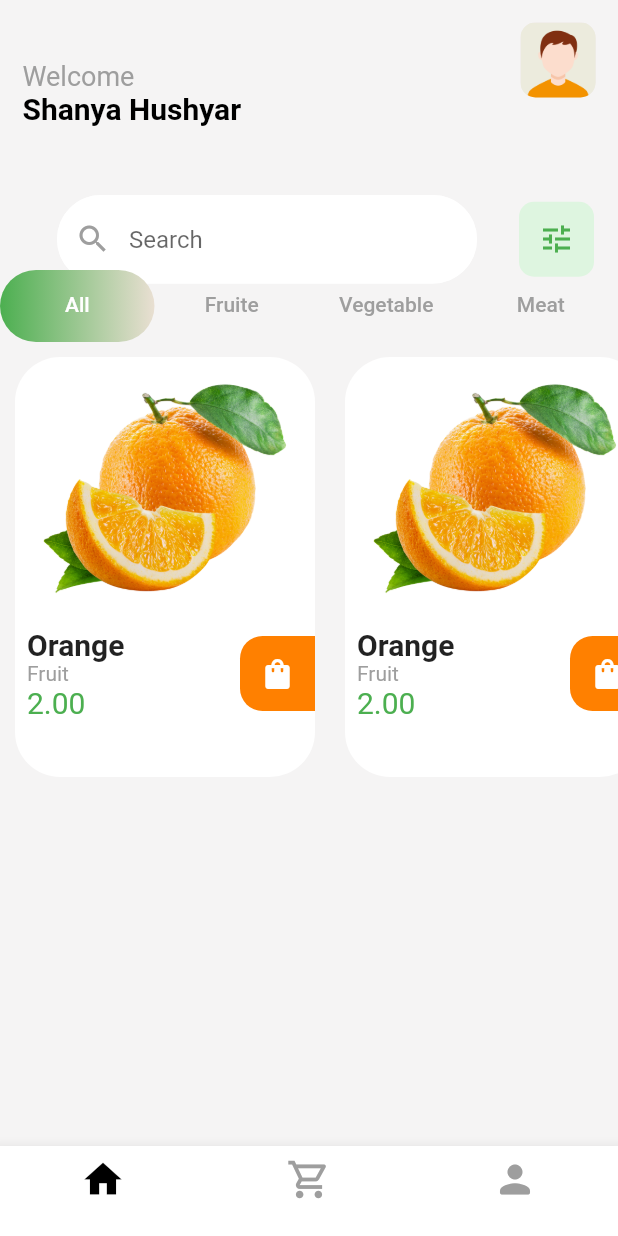
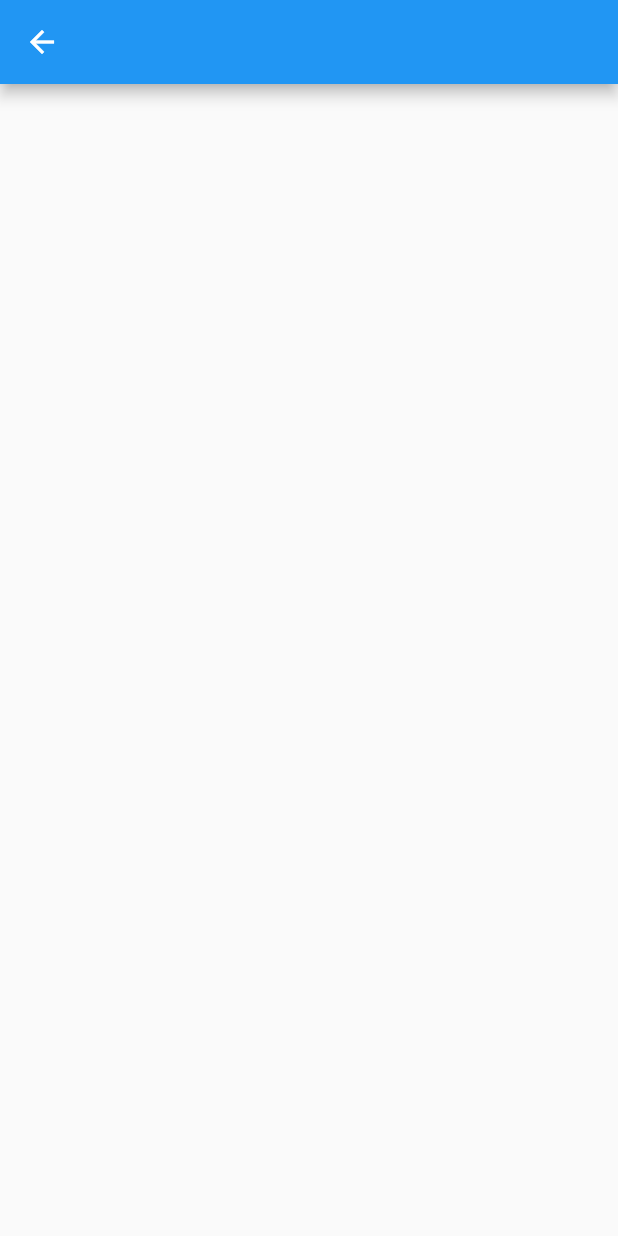
Before and after one commit to mohammedmansur/Grocery-App, a Flutter app: the screen it shows after launch, after a tap on the "shopping bag" icon, on a phone screen of 412 x 824 dp. Run offline on Flutter 3.47's test engine with Material 2 defaults, Android fonts, the phone set to English and light mode, and no system bars; our stand-ins replace lottie.

Commit message:
some change

```diff
--- a/lib/All_item.dart
+++ /dev/null
@@ -1,23 +0,0 @@
-import 'package:flutter/material.dart';
-import 'package:flutter/src/widgets/container.dart';
-import 'package:flutter/src/widgets/framework.dart';
-import 'package:grocery/card.dart';
-
-class All extends StatelessWidget {
-  const All({super.key});
-
-  @override
-  Widget build(BuildContext context) {
-    return ListView.builder(
-      scrollDirection: Axis.horizontal,
-      itemCount: 5,
-      itemBuilder: (context, index) {
-        return ProductCard(
-          Pname: 'Orange',
-          category: 'Fruit',
-          price: '2.00',
-        );
-      },
-    );
-  }
-}
--- a/lib/card.dart
+++ /dev/null
@@ -1,116 +0,0 @@
-import 'package:flutter/material.dart';
-import 'package:flutter/src/widgets/container.dart';
-import 'package:flutter/src/widgets/framework.dart';
-import 'package:grocery/Home.dart';
-
-class ProductCard extends StatelessWidget {
-  // final AssetImage image;
-  final String Pname;
-  final String category;
-  final String price;
-  ProductCard(
-      {super.key,
-      // required this.image,
-      required this.Pname,
-      required this.category,
-      required this.price});
-
-  @override
-  Widget build(BuildContext context) {
-    return GestureDetector(
-      onTap: () {
-        Navigator.push(
-            context,
-            MaterialPageRoute(
-              builder: (context) => Home(),
-            ));
-      },
-      child: Container(
-        color: Color.fromARGB(255, 245, 244, 244),
-        child: Padding(
-          padding: const EdgeInsets.all(10.0),
-          child: Column(
-            children: [
-              Container(
-                height: 280,
-                width: 200,
-                decoration: BoxDecoration(
-                    color: Colors.white,
-                    borderRadius: BorderRadius.circular(30)),
-                child: Column(
-                  crossAxisAlignment: CrossAxisAlignment.start,
-                  children: [
-                    Padding(
-                      padding: const EdgeInsets.all(10.0),
-                      child: Container(
-                        decoration: const BoxDecoration(
-                          borderRadius: BorderRadius.only(
-                              topLeft: Radius.circular(30),
-                              topRight: Radius.circular(30)),
-                          image: DecorationImage(
-                              image: AssetImage('assets/orange.png'),
-                              fit: BoxFit.cover),
-                        ),
-                        height: 160,
-                      ),
-                    ),
-                    Padding(
-                      padding: const EdgeInsets.only(left: 8.0),
-                      child: Row(
-                        mainAxisAlignment: MainAxisAlignment.spaceBetween,
-                        children: [
-                          Column(
-                            crossAxisAlignment: CrossAxisAlignment.start,
-                            children: [
-                              Text(
-                                Pname,
-                                style: TextStyle(
-                                    fontSize: 20, fontWeight: FontWeight.bold),
-                              ),
-                              Column(
-                                mainAxisAlignment:
-                                    MainAxisAlignment.spaceBetween,
-                                children: [
-                                  Text(
-                                    category,
-                                    style: TextStyle(color: Colors.grey),
-                                  ),
-                                ],
-                              ),
-                              Text(
-                                price,
-                                style: TextStyle(
-                                    color: Colors.green, fontSize: 20),
-                              ),
-                            ],
-                          ),
-                          Container(
-                            height: 50,
-                            width: 50,
-                            decoration: const BoxDecoration(
-                              color: Color.fromARGB(255, 255, 128, 0),
-                              borderRadius: BorderRadius.only(
-                                  bottomLeft: Radius.circular(15),
-                                  topLeft: Radius.circular(15)),
-                            ),
-                            child: IconButton(
-                                onPressed: () {},
-                                icon: const Icon(
-                                  Icons.shopping_bag,
-                                  color: Colors.white,
-                                )),
-                          )
-                        ],
-                      ),
-                    )
-                  ],
-                ),
-              ),
-            ],
-          ),
-        ),
-      ),
-    );
-    ;
-  }
-}
--- a/lib/main.dart
+++ b/lib/main.dart
@@ -1,6 +1,6 @@
 import 'dart:async';
 import 'package:flutter/material.dart';
-import 'package:grocery/Home.dart';
+import 'package:grocery/src/Home/Home.dart';
 import 'package:lottie/lottie.dart';
 
 void main() {
--- /dev/null
+++ b/lib/src/Cart/cart.dart
@@ -0,0 +1,17 @@
+import 'package:flutter/material.dart';
+
+class Cart extends StatefulWidget {
+  const Cart({super.key});
+
+  @override
+  State<Cart> createState() => _CartState();
+}
+
+class _CartState extends State<Cart> {
+  @override
+  Widget build(BuildContext context) {
+    return Scaffold(
+      appBar: AppBar(),
+    );
+  }
+}
--- a/lib/Home.dart
+++ b/lib/src/Home/Home.dart
@@ -1,11 +1,9 @@
 import 'package:flutter/material.dart';
-import 'package:flutter/src/widgets/container.dart';
-import 'package:flutter/src/widgets/framework.dart';
-import 'package:grocery/All_item.dart';
-import 'package:grocery/Fruit.dart';
-import 'package:grocery/Meat.dart';
-import 'package:grocery/Vegetable.dart';
-import 'package:grocery/card.dart';
+
+import '../item/All_item.dart';
+import '../item/Fruit.dart';
+import '../item/Meat.dart';
+import '../item/Vegetable.dart';
 
 class Home extends StatefulWidget {
   const Home({super.key});
@@ -16,7 +14,7 @@ class Home extends StatefulWidget {
 
 class _HomeState extends State<Home> {
   int _isselected = 0;
-
+  int tab = 0;
   @override
   Widget build(BuildContext context) {
     return DefaultTabController(
@@ -47,11 +45,11 @@ class _HomeState extends State<Home> {
               ],
             )
           ],
-          toolbarHeight: 180,
+          toolbarHeight: 140,
 
           flexibleSpace: Stack(children: [
             Positioned(
-              top: 40,
+              top: 80,
               left: 15,
               child: Column(
                 crossAxisAlignment: CrossAxisAlignment.start,
@@ -122,25 +120,72 @@ class _HomeState extends State<Home> {
           ]),
 
           bottom: TabBar(
+              onTap: (value) => setState(() {
+                    tab = value;
+                  }),
               unselectedLabelColor: Colors.grey,
-              indicatorSize: TabBarIndicatorSize.tab,
-              indicator: BoxDecoration(
-                gradient: LinearGradient(
-                    colors: [Colors.green, Color.fromARGB(255, 233, 223, 210)]),
-                borderRadius: BorderRadius.circular(50),
-              ),
+              labelColor: Colors.green,
+              indicatorColor: Color.fromARGB(255, 245, 244, 244),
               tabs: [
                 Tab(
-                  text: 'All',
+                  child: Column(
+                    children: [
+                      Text('All'),
+                      Container(
+                        margin: EdgeInsets.only(top: 4),
+                        height: 8,
+                        width: 8,
+                        decoration: BoxDecoration(
+                            color: tab == 0 ? Colors.green : Colors.grey,
+                            borderRadius: BorderRadius.circular(4)),
+                      ),
+                    ],
+                  ),
                 ),
                 Tab(
-                  text: 'Fruite',
+                  child: Column(
+                    children: [
+                      Text('Fruit'),
+                      Container(
+                        margin: EdgeInsets.only(top: 4),
+                        height: 8,
+                        width: 8,
+                        decoration: BoxDecoration(
+                            color: tab == 1 ? Colors.green : Colors.grey,
+                            borderRadius: BorderRadius.circular(4)),
+                      ),
+                    ],
+                  ),
                 ),
                 Tab(
-                  text: 'Vegetable',
+                  child: Column(
+                    children: [
+                      Text('Vegetable'),
+                      Container(
+                        margin: EdgeInsets.only(top: 4),
+                        height: 8,
+                        width: 8,
+                        decoration: BoxDecoration(
+                            color: tab == 2 ? Colors.green : Colors.grey,
+                            borderRadius: BorderRadius.circular(4)),
+                      ),
+                    ],
+                  ),
                 ),
                 Tab(
-                  text: 'Meat',
+                  child: Column(
+                    children: [
+                      Text('Meat'),
+                      Container(
+                        margin: EdgeInsets.only(top: 4),
+                        height: 8,
+                        width: 8,
+                        decoration: BoxDecoration(
+                            color: tab == 3 ? Colors.green : Colors.grey,
+                            borderRadius: BorderRadius.circular(4)),
+                      ),
+                    ],
+                  ),
                 )
               ]),
         ),
--- a/lib/src/fruit/profile.dart
+++ b/lib/src/fruitPro/profile.dart
@@ -1,8 +1,20 @@
 import 'package:flutter/material.dart';
 
 class FruitPro extends StatefulWidget {
-  const FruitPro({super.key});
-
+  const FruitPro(
+      {super.key,
+      required this.name,
+      required this.backImg,
+      required this.category,
+      required this.deatil,
+      required this.imgPath,
+      required this.price});
+  final String name;
+  final String category;
+  final String deatil;
+  final String imgPath;
+  final Color backImg;
+  final double price;
   @override
   State<FruitPro> createState() => _FruitProState();
 }
@@ -25,7 +37,7 @@ class _FruitProState extends State<FruitPro> {
                   height: height * 0.48,
                   width: width,
                   decoration: BoxDecoration(
-                    color: Colors.orange[50],
+                    color: widget.backImg,
                     borderRadius: BorderRadius.vertical(
                       bottom: Radius.circular(100),
                     ),
@@ -42,6 +54,7 @@ class _FruitProState extends State<FruitPro> {
                       mainAxisAlignment: MainAxisAlignment.spaceBetween,
                       children: [
                         GestureDetector(
+                          onTap: () => Navigator.pop(context),
                           child: Container(
                             child: Icon(
                               Icons.arrow_back_ios_new,
@@ -76,7 +89,7 @@ class _FruitProState extends State<FruitPro> {
                     left: 20,
                     right: 20,
                     child: Image.asset(
-                      'assets/orange.png',
+                      widget.imgPath,
                       height: 350,
                       width: 350,
                     ))
@@ -92,7 +105,7 @@ class _FruitProState extends State<FruitPro> {
                 Padding(
                   padding: const EdgeInsets.only(left: 30, right: 20),
                   child: Text(
-                    'Orange Fruit',
+                    widget.name + ' Fruits',
                     style: TextStyle(fontWeight: FontWeight.bold, fontSize: 34),
                   ),
                 ),
@@ -216,7 +229,7 @@ class _FruitProState extends State<FruitPro> {
                 Padding(
                   padding: const EdgeInsets.only(left: 34, right: 20),
                   child: Text(
-                    'An orange is a fruit of various citrus species in the family Rutaceae ); it primarily refers to Citrus × sinensis, which is also called sweet orange.',
+                    widget.deatil,
                     style: TextStyle(color: Colors.grey),
                   ),
                 ),
--- /dev/null
+++ b/lib/src/item/All_item.dart
@@ -0,0 +1,108 @@
+import 'package:flutter/material.dart';
+
+import 'card.dart';
+
+class All extends StatelessWidget {
+  const All({super.key});
+
+  @override
+  Widget build(BuildContext context) {
+    return ListView(
+      children: [
+        Container(
+          height: 260,
+          child: ListView(
+            scrollDirection: Axis.horizontal,
+            children: [
+              itemCard(
+                  context: context,
+                  name: 'Orange',
+                  category: 'Fruits',
+                  deatil:
+                      'An orange is a fruit of various citrus species in the family Rutaceae ); it primarily refers to Citrus × sinensis, which is also called sweet orange.',
+                  imgPath: 'assets/fruits/orange.png',
+                  backImg: Colors.orange[50]!,
+                  price: 10.5),
+              itemCard(
+                  context: context,
+                  name: 'Apple',
+                  category: 'Fruits',
+                  deatil: 'hhhhhhhh',
+                  imgPath: 'assets/fruits/apple.png',
+                  backImg: Colors.green[50]!,
+                  price: 10.5),
+              itemCard(
+                  context: context,
+                  name: 'PinApple',
+                  category: 'Fruits',
+                  deatil: 'hhhhhhhh',
+                  imgPath: 'assets/fruits/pinapple.png',
+                  backImg: Colors.yellow[50]!,
+                  price: 10.5),
+              itemCard(
+                  context: context,
+                  name: 'Strawberry',
+                  category: 'Fruits',
+                  deatil: 'hhhhhhhh',
+                  imgPath: 'assets/fruits/strawberry.png',
+                  backImg: Colors.red[50]!,
+                  price: 10.5),
+            ],
+          ),
+        ),
+        Container(
+          height: 260,
+          child: ListView(
+            scrollDirection: Axis.horizontal,
+            children: [
+              itemCard(
+                  context: context,
+                  name: 'Orange',
+                  category: 'Fruits',
+                  deatil:
+                      'An orange is a fruit of various citrus species in the family Rutaceae ); it primarily refers to Citrus × sinensis, which is also called sweet orange.',
+                  imgPath: 'assets/fruits/orange.png',
+                  backImg: Colors.orange[50]!,
+                  price: 10.5),
+              itemCard(
+                  context: context,
+                  name: 'Apple',
+                  category: 'Fruits',
+                  deatil: 'hhhhhhhh',
+                  imgPath: 'assets/fruits/apple.png',
+                  backImg: Colors.green[50]!,
+                  price: 10.5),
+              itemCard(
+                  context: context,
+                  name: 'PinApple',
+                  category: 'Fruits',
+                  deatil: 'hhhhhhhh',
+                  imgPath: 'assets/fruits/pinapple.png',
+                  backImg: Colors.yellow[50]!,
+                  price: 10.5),
+              itemCard(
+                  context: context,
+                  name: 'Strawberry',
+                  category: 'Fruits',
+                  deatil: 'hhhhhhhh',
+                  imgPath: 'assets/fruits/strawberry.png',
+                  backImg: Colors.red[50]!,
+                  price: 10.5),
+            ],
+          ),
+        ),
+      ],
+    );
+  }
+}
+// ListView.builder(
+//       scrollDirection: Axis.horizontal,
+//       itemCount: 5,
+//       itemBuilder: (context, index) {
+//         return ProductCard(
+//           Pname: 'Orange',
+//           category: 'Fruit',
+//           price: '2.00',
+//         );
+//       },
+//     );
--- a/lib/Fruit.dart
+++ b/lib/src/item/Fruit.dart
@@ -1,7 +1,6 @@
 import 'package:flutter/cupertino.dart';
 import 'package:flutter/src/widgets/container.dart';
 import 'package:flutter/src/widgets/framework.dart';
-import 'package:grocery/card.dart';
 
 class Fruit extends StatelessWidget {
   const Fruit({super.key});
--- /dev/null
+++ b/lib/src/item/card.dart
@@ -0,0 +1,103 @@
+import 'package:flutter/material.dart';
+import 'package:grocery/src/Cart/cart.dart';
+import 'package:grocery/src/fruitPro/profile.dart';
+
+Widget itemCard(
+    {required BuildContext context,
+    required String name,
+    required String category,
+    required String deatil,
+    required String imgPath,
+    required Color backImg,
+    required double price}) {
+  return GestureDetector(
+      onTap: () {
+        Navigator.push(
+            context,
+            MaterialPageRoute(
+              builder: (context) => FruitPro(
+                  backImg: backImg,
+                  name: name,
+                  category: category,
+                  deatil: deatil,
+                  imgPath: imgPath,
+                  price: price),
+            ));
+      },
+      child: Container(
+        color: Color.fromARGB(255, 245, 244, 244),
+        child: Container(
+          margin: EdgeInsets.all(10),
+          height: 190,
+          width: 180,
+          decoration: BoxDecoration(
+              color: Colors.white, borderRadius: BorderRadius.circular(30)),
+          child: Stack(
+            children: [
+              Positioned(
+                left: 10,
+                right: 10,
+                child: Image.asset(
+                  imgPath,
+                  height: 160,
+                  width: 160,
+                ),
+              ),
+              Positioned(
+                right: 0,
+                top: 180,
+                child: GestureDetector(
+                  onTap: () => Navigator.push(
+                      context,
+                      MaterialPageRoute(
+                        builder: (context) => Cart(),
+                      )),
+                  child: Container(
+                    height: 40,
+                    width: 40,
+                    decoration: BoxDecoration(
+                        color: Colors.orange,
+                        borderRadius: BorderRadius.only(
+                            bottomLeft: Radius.circular(10),
+                            topLeft: Radius.circular(10))),
+                    child: Center(
+                      child: Icon(
+                        Icons.shopping_bag,
+                        color: Colors.white,
+                      ),
+                    ),
+                  ),
+                ),
+              ),
+              Positioned(
+                top: 150,
+                left: 10,
+                child: Text(
+                  name,
+                  style: TextStyle(fontSize: 20, fontWeight: FontWeight.bold),
+                ),
+              ),
+              Positioned(
+                top: 180,
+                left: 10,
+                child: Text(
+                  category,
+                  style: TextStyle(color: Colors.grey),
+                ),
+              ),
+              Positioned(
+                top: 200,
+                left: 10,
+                child: Text(
+                  '\$$price',
+                  style: TextStyle(
+                      color: Colors.green,
+                      fontSize: 20,
+                      fontWeight: FontWeight.bold),
+                ),
+              ),
+            ],
+          ),
+        ),
+      ));
+}
--- a/pubspec.yaml
+++ b/pubspec.yaml
@@ -64,6 +64,9 @@ flutter:
   assets:
     - assets/
     - assets/Lottie/
+    - assets/fruits/
+    - assets/veg/
+    - assets/meats/
 
   # An image asset can refer to one or more resolution-specific "variants", see
   # https://flutter.dev/assets-and-images/#resolution-aware
```
Also changed, not shown: assets/fruits/apple.png (added), assets/fruits/orange.png (renamed from assets/orange.png), assets/fruits/pinapple.png (added), assets/fruits/strawberry.png (added), lib/src/item/Meat.dart (renamed from lib/Meat.dart), lib/src/item/Vegetable.dart (renamed from lib/Vegetable.dart).
